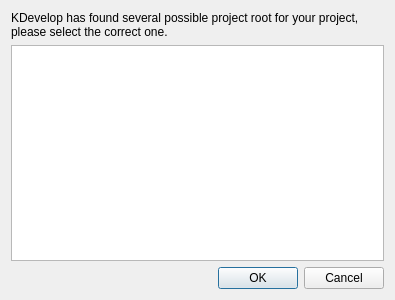
The window that buildtools/managers/cmake/cmakepossibleroots.ui (KDE/kdevelop) describes before a commit, drawn with Qt 5.
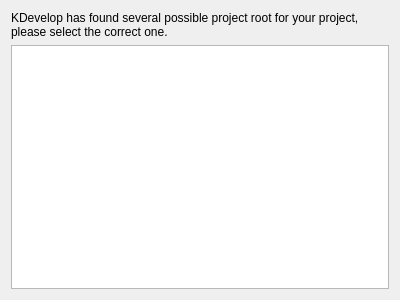
The same window after the commit.

Commit message: Make it properly work with KDialog.

```diff
--- a/buildtools/managers/cmake/cmakepossibleroots.ui
+++ b/buildtools/managers/cmake/cmakepossibleroots.ui
@@ -1,11 +1,11 @@
 <ui version="4.0" >
  <class>CMakePossibleRoots</class>
- <widget class="QDialog" name="CMakePossibleRoots" >
+ <widget class="QWidget" name="CMakePossibleRoots" >
   <property name="geometry" >
    <rect>
     <x>0</x>
     <y>0</y>
-    <width>395</width>
+    <width>400</width>
     <height>300</height>
    </rect>
   </property>
@@ -26,16 +26,6 @@
    <item>
     <widget class="QListWidget" name="candidates" />
    </item>
-   <item>
-    <widget class="QDialogButtonBox" name="buttonBox" >
-     <property name="orientation" >
-      <enum>Qt::Horizontal</enum>
-     </property>
-     <property name="standardButtons" >
-      <set>QDialogButtonBox::Cancel|QDialogButtonBox::Ok</set>
-     </property>
-    </widget>
-   </item>
   </layout>
  </widget>
  <resources/>
```
Left out of the diff: 37 changed lines with no effect on the pictures. The commit also changes 1 other file.
